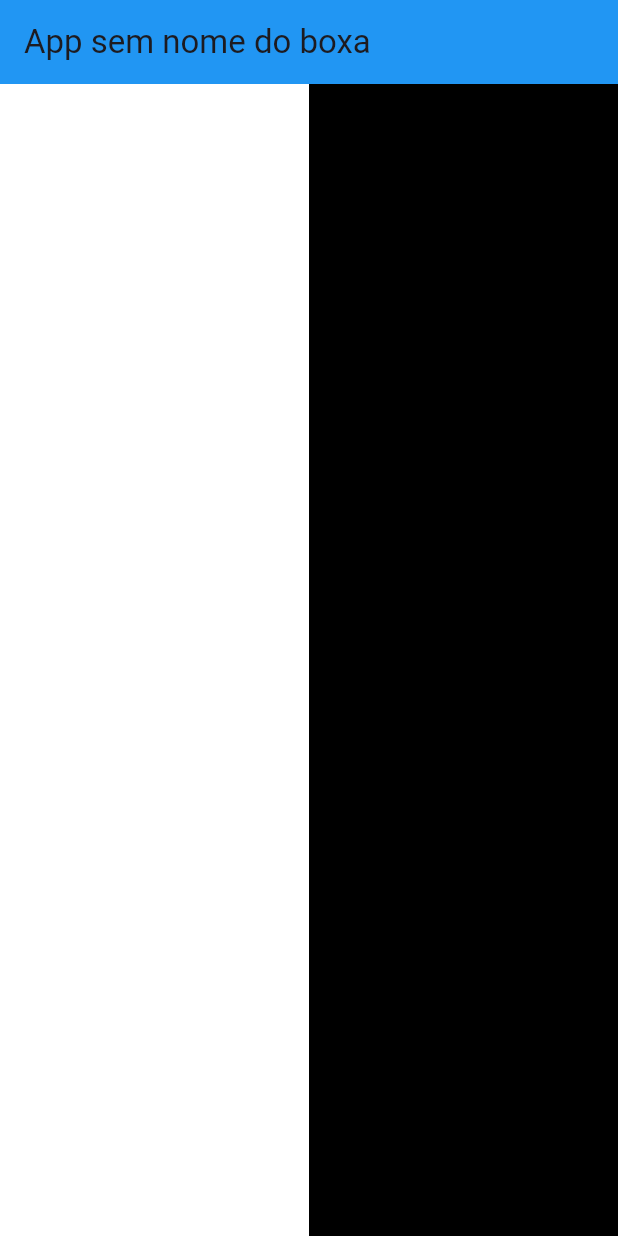
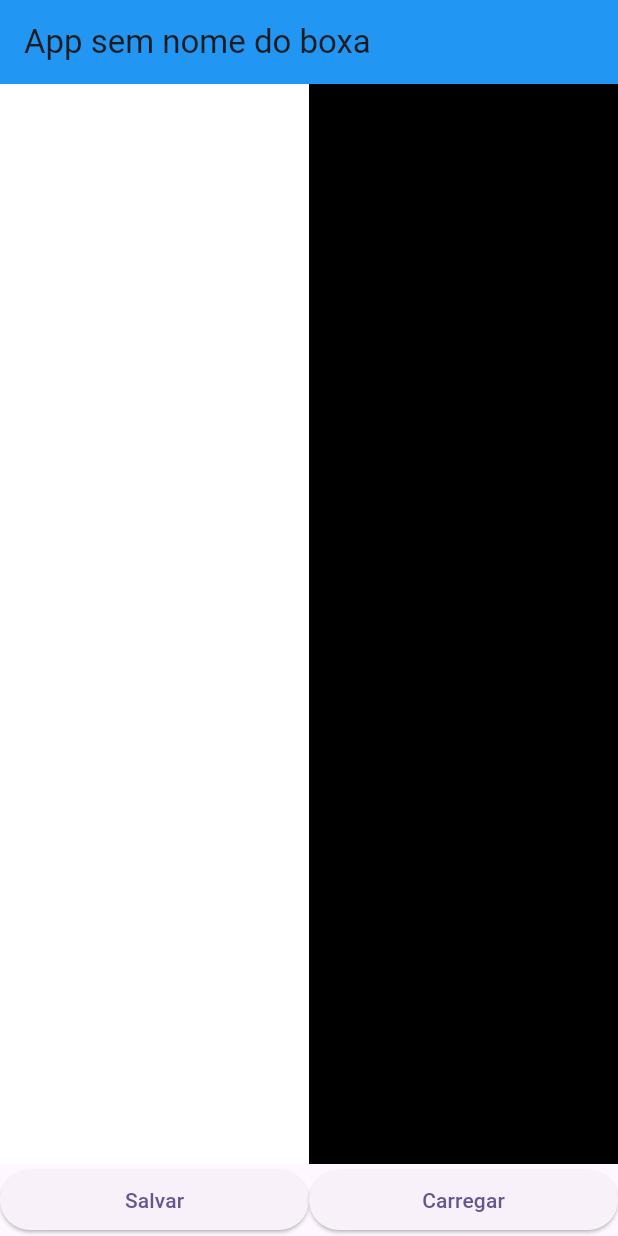
Before and after one commit to GuimaRodrigues/on_lyric, a Flutter app: the screen it shows after launch, on a phone screen of 412 x 824 dp. Run offline on Flutter 3.47's test engine with Material 3 defaults, Android fonts, the phone set to English and light mode, and no system bars; our stand-ins replace localstorage; missing offline and left inert: rich_text_controller; statements that could not run were skipped.

Commit message:
ah pia bastante coisa

```diff
--- a/lib/home_page.dart
+++ b/lib/home_page.dart
@@ -1,3 +1,4 @@
+import 'package:app_musica/main.dart';
 import 'package:flutter/material.dart';
 import 'package:rich_text_controller/rich_text_controller.dart';
 
@@ -10,8 +11,10 @@ class HomePage extends StatefulWidget {
 
 class _HomePageState extends State<HomePage> {
   String textoEscrito = '';
+  bool barraN = false;
+  bool barraRetaDoisPontos = false;
   String cifras =
-      " A | B | C | D | E | F | G | m | Am | Bm | Cm | Dm | Em | Fm | Gm | b | # | 7 | + | - | C# | D# | Eb | F# | Ab | Bb/g";
+      " A | A# | B | C | D | E | F | G | m | Am | Bm | Cm | Dm | Em | Fm | Gm | b | # | 7 | + | - | C# | D# | Eb | F# | Ab | Bb ";
   TextEditingController controller = TextEditingController();
 
   @override
@@ -21,6 +24,9 @@ class _HomePageState extends State<HomePage> {
         RegExp(
           cifras,
         ): const TextStyle(color: Colors.orange),
+        RegExp(
+          '|:',
+        ): const TextStyle(color: Colors.green),
       },
       onMatch: (List<String> matches) {},
     );
@@ -30,6 +36,32 @@ class _HomePageState extends State<HomePage> {
   @override
   Widget build(BuildContext context) {
     return Scaffold(
+      bottomNavigationBar: Container(
+        child: Row(
+          children: [
+            Expanded(
+              child: ElevatedButton(
+                onPressed: () {
+                  storage.setItem('usuario', textoEscrito);
+                },
+                child: Text('Salvar'),
+              ),
+            ),
+            Expanded(
+              child: ElevatedButton(
+                onPressed: () {
+                  String textoSalvo = storage.getItem('usuario');
+                  setState(() {
+                    textoEscrito = textoSalvo;
+                    controller.text = textoEscrito;
+                  });
+                },
+                child: Text('Carregar'),
+              ),
+            ),
+          ],
+        ),
+      ),
       appBar: AppBar(
         backgroundColor: Colors.blue,
         title: const Text('App sem nome do boxa'),
@@ -44,13 +76,19 @@ class _HomePageState extends State<HomePage> {
                   color: Colors.white,
                   child: TextField(
                     controller: controller,
-                    style: const TextStyle(color: Colors.black),
+                    style: TextStyle(color: Colors.black),
                     decoration: null,
                     maxLines: null,
                     minLines: null,
                     onChanged: (text) {
                       setState(() {
                         textoEscrito = text;
+                        if (textoEscrito.endsWith('\n')) {
+                          setState(() {
+                            // refrao = true;
+                          });
+                        }
+                        if (textoEscrito.contains('|:')) {}
                       });
                     },
                   ),
@@ -61,7 +99,7 @@ class _HomePageState extends State<HomePage> {
                   height: MediaQuery.of(context).size.height,
                   color: Colors.black,
                   child: TextField(
-                    style: TextStyle(color: Colors.white),
+                    style: const TextStyle(color: Colors.white),
                     decoration: null,
                     controller: controller,
                     maxLines: null,
--- a/lib/main.dart
+++ b/lib/main.dart
@@ -1,5 +1,8 @@
 import 'package:app_musica/home_page.dart';
 import 'package:flutter/material.dart';
+import 'package:localstorage/localstorage.dart';
+
+final LocalStorage storage = LocalStorage('alan_bortot');
 
 void main() {
   runApp(const MyApp());
@@ -11,7 +14,8 @@
   @override
   Widget build(BuildContext context) {
     return MaterialApp(
-      title: 'APP que vai bombar',
+      debugShowCheckedModeBanner: false,
+      title: 'APP que vai bombar em 2029',
       theme: ThemeData(
         colorScheme: ColorScheme.fromSeed(seedColor: Colors.deepPurple),
         useMaterial3: true,
--- /dev/null
+++ b/lib/model/Musica.dart
@@ -0,0 +1,3 @@
+class Musica {
+  String? musica;
+}
--- /dev/null
+++ b/lib/model/Repertorio.dart
@@ -0,0 +1,5 @@
+import 'package:app_musica/model/Musica.dart';
+
+class Repertorio {
+  List<Musica>? musicas;
+}
--- a/pubspec.yaml
+++ b/pubspec.yaml
@@ -38,6 +38,7 @@ dependencies:
   # Use with the CupertinoIcons class for iOS style icons.
   cupertino_icons: ^1.0.2
   rich_text_controller: ^1.4.2
+  localstorage: ^4.0.0+1
 
 dev_dependencies:
   flutter_test:
```
Also changed, not shown: lib/model/Usuario.dart (added, +9 -0 lines), lib/utils/Storage.dart (added, +11 -0 lines), pubspec.lock, 7 other files.
